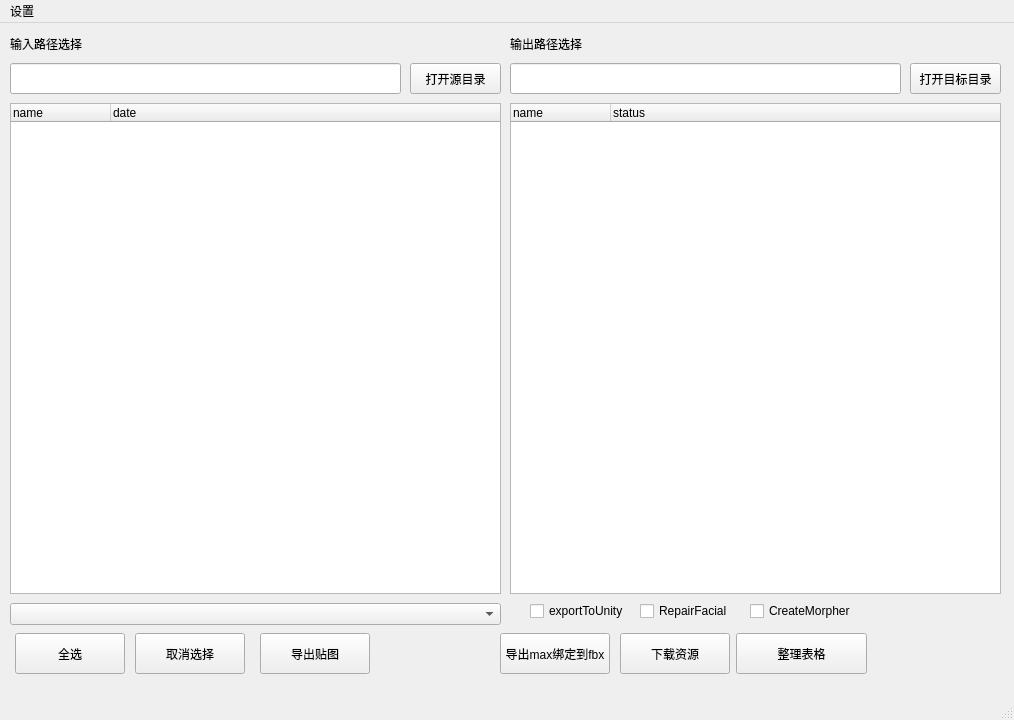
Above: python/pyTools/outPutUI.ui from wangziheng0426/JMadOnion before the change. Below: the same form after it.
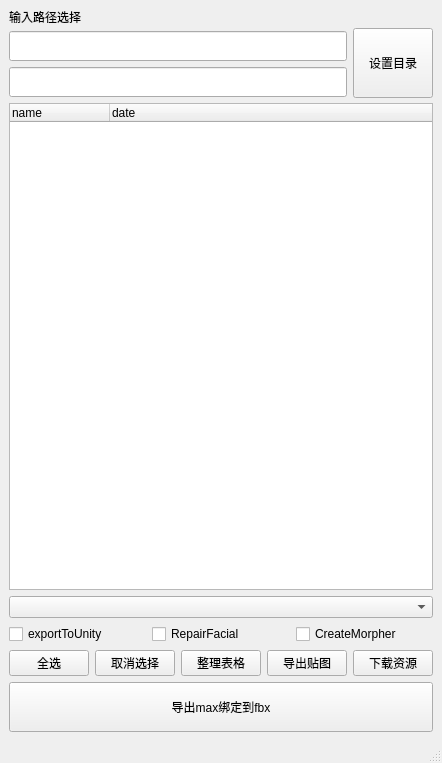
That is the form after the change.

```diff
--- a/python/pyTools/outPutUI.ui
+++ b/python/pyTools/outPutUI.ui
@@ -6,75 +6,95 @@
    <rect>
     <x>0</x>
     <y>0</y>
-    <width>1014</width>
-    <height>720</height>
+    <width>419</width>
+    <height>763</height>
    </rect>
   </property>
   <property name="windowTitle">
    <string>assetManager</string>
   </property>
   <widget class="QWidget" name="centralwidget">
+   <layout class="QGridLayout" name="gridLayout">
+    <item row="0" column="0">
+     <layout class="QHBoxLayout" name="horizontalLayout_3">
+      <item>
+       <layout class="QVBoxLayout" name="verticalLayout">
+        <item>
    <widget class="QLabel" name="label">
-    <property name="geometry">
-     <rect>
-      <x>10</x>
-      <y>10</y>
-      <width>91</width>
-      <height>21</height>
-     </rect>
+          <property name="maximumSize">
+           <size>
+            <width>16777215</width>
+            <height>16</height>
+           </size>
     </property>
     <property name="text">
      <string>输入路径选择</string>
     </property>
    </widget>
+        </item>
+        <item>
+         <widget class="QLineEdit" name="lineEdit_inPath">
+          <property name="minimumSize">
+           <size>
+            <width>0</width>
+            <height>30</height>
+           </size>
+          </property>
+          <property name="text">
+           <string/>
+          </property>
+         </widget>
+        </item>
+        <item>
+         <widget class="QLineEdit" name="lineEdit_outPath">
+          <property name="minimumSize">
+           <size>
+            <width>0</width>
+            <height>30</height>
+           </size>
+          </property>
+         </widget>
+        </item>
+       </layout>
+      </item>
+      <item>
    <widget class="QPushButton" name="pushButton_InPath">
-    <property name="geometry">
-     <rect>
-      <x>410</x>
-      <y>40</y>
-      <width>91</width>
-      <height>31</height>
-     </rect>
-    </property>
-    <property name="text">
-     <string>打开源目录</string>
-    </property>
-   </widget>
-   <widget class="QPushButton" name="pushButton_OutPath">
-    <property name="geometry">
-     <rect>
-      <x>910</x>
-      <y>40</y>
-      <width>91</width>
-      <height>31</height>
-     </rect>
-    </property>
-    <property name="text">
-     <string>打开目标目录</string>
-    </property>
-   </widget>
-   <widget class="QLabel" name="label_2">
-    <property name="geometry">
-     <rect>
-      <x>510</x>
-      <y>10</y>
-      <width>91</width>
-      <height>21</height>
-     </rect>
+        <property name="enabled">
+         <bool>true</bool>
+        </property>
+        <property name="sizePolicy">
+         <sizepolicy hsizetype="Minimum" vsizetype="Maximum">
+          <horstretch>0</horstretch>
+          <verstretch>100</verstretch>
+         </sizepolicy>
+        </property>
+        <property name="minimumSize">
+         <size>
+          <width>0</width>
+          <height>70</height>
+         </size>
+        </property>
+        <property name="maximumSize">
+         <size>
+          <width>300</width>
+          <height>50</height>
+         </size>
+        </property>
+        <property name="sizeIncrement">
+         <size>
+          <width>0</width>
+          <height>0</height>
+         </size>
     </property>
     <property name="text">
-     <string>输出路径选择</string>
-    </property>
-   </widget>
+         <string>设置目录</string>
+        </property>
+       </widget>
+      </item>
+     </layout>
+    </item>
+    <item row="1" column="0">
    <widget class="QTreeWidget" name="treeWidget_In">
-    <property name="geometry">
-     <rect>
-      <x>10</x>
-      <y>80</y>
-      <width>491</width>
-      <height>491</height>
-     </rect>
-    </property>
     <property name="selectionMode">
      <enum>QAbstractItemView::MultiSelection</enum>
     </property>
@@ -89,211 +109,106 @@
      </property>
     </column>
    </widget>
-   <widget class="QTreeWidget" name="treeWidget_Out">
-    <property name="geometry">
-     <rect>
-      <x>510</x>
-      <y>80</y>
-      <width>491</width>
-      <height>491</height>
-     </rect>
-    </property>
-    <column>
+    </item>
+    <item row="2" column="0">
+     <widget class="QComboBox" name="comboBox"/>
+    </item>
+    <item row="3" column="0">
+     <layout class="QHBoxLayout" name="horizontalLayout">
+      <item>
+       <widget class="QCheckBox" name="exportToUnity">
+        <property name="enabled">
+         <bool>true</bool>
+        </property>
      <property name="text">
-      <string>name</string>
-     </property>
-    </column>
-    <column>
-     <property name="text">
-      <string>status</string>
-     </property>
-    </column>
-   </widget>
-   <widget class="QPushButton" name="pushButton_MaxToFbx">
-    <property name="geometry">
-     <rect>
-      <x>500</x>
-      <y>610</y>
-      <width>110</width>
-      <height>41</height>
-     </rect>
+         <string>exportToUnity</string>
+        </property>
+        <property name="checkable">
+         <bool>true</bool>
+        </property>
+        <property name="checked">
+         <bool>false</bool>
+        </property>
+       </widget>
+      </item>
+      <item>
+       <widget class="QCheckBox" name="repairFacial">
+        <property name="enabled">
+         <bool>true</bool>
     </property>
     <property name="text">
-     <string>导出max绑定到fbx</string>
-    </property>
-   </widget>
-   <widget class="QPushButton" name="pushButton_DownFile">
-    <property name="geometry">
-     <rect>
-      <x>620</x>
-      <y>610</y>
-      <width>110</width>
-      <height>41</height>
-     </rect>
-    </property>
-    <property name="text">
-     <string>下载资源</string>
-    </property>
-   </widget>
-   <widget class="QComboBox" name="comboBox">
-    <property name="geometry">
-     <rect>
-      <x>10</x>
-      <y>580</y>
-      <width>491</width>
-      <height>22</height>
-     </rect>
-    </property>
-   </widget>
+         <string>RepairFacial</string>
+        </property>
+        <property name="checkable">
+         <bool>true</bool>
+        </property>
+        <property name="checked">
+         <bool>false</bool>
+        </property>
+       </widget>
+      </item>
+      <item>
+       <widget class="QCheckBox" name="createMorpher">
+        <property name="text">
+         <string>CreateMorpher</string>
+        </property>
+       </widget>
+      </item>
+     </layout>
+    </item>
+    <item row="4" column="0">
+     <layout class="QHBoxLayout" name="horizontalLayout_2">
+      <item>
    <widget class="QPushButton" name="pushButton_SelectAll">
-    <property name="geometry">
-     <rect>
-      <x>15</x>
-      <y>610</y>
-      <width>110</width>
-      <height>41</height>
-     </rect>
-    </property>
     <property name="text">
      <string>全选</string>
     </property>
    </widget>
+      </item>
+      <item>
    <widget class="QPushButton" name="pushButton_deSelect">
-    <property name="geometry">
-     <rect>
-      <x>135</x>
-      <y>610</y>
-      <width>110</width>
-      <height>41</height>
-     </rect>
-    </property>
     <property name="text">
      <string>取消选择</string>
     </property>
    </widget>
-   <widget class="QPushButton" name="pushButton_ExportTextureAndAnimation">
-    <property name="geometry">
-     <rect>
-      <x>260</x>
-      <y>610</y>
-      <width>110</width>
-      <height>41</height>
-     </rect>
-    </property>
-    <property name="text">
-     <string>导出贴图</string>
-    </property>
-   </widget>
-   <widget class="QCheckBox" name="repairFacial">
-    <property name="enabled">
-     <bool>true</bool>
-    </property>
-    <property name="geometry">
-     <rect>
-      <x>640</x>
-      <y>580</y>
-      <width>101</width>
-      <height>16</height>
-     </rect>
-    </property>
-    <property name="text">
-     <string>RepairFacial</string>
-    </property>
-    <property name="checkable">
-     <bool>true</bool>
-    </property>
-    <property name="checked">
-     <bool>false</bool>
-    </property>
-   </widget>
+      </item>
+      <item>
    <widget class="QPushButton" name="pushButton_WriteExcel">
-    <property name="geometry">
-     <rect>
-      <x>736</x>
-      <y>610</y>
-      <width>131</width>
-      <height>41</height>
-     </rect>
-    </property>
     <property name="text">
      <string>整理表格</string>
     </property>
    </widget>
-   <widget class="QCheckBox" name="createMorpher">
-    <property name="geometry">
-     <rect>
-      <x>750</x>
-      <y>580</y>
-      <width>101</width>
-      <height>16</height>
-     </rect>
-    </property>
+      </item>
+      <item>
+       <widget class="QPushButton" name="pushButton_ExportTextureAndAnimation">
     <property name="text">
-     <string>CreateMorpher</string>
-    </property>
-   </widget>
-   <widget class="QCheckBox" name="exportToUnity">
-    <property name="enabled">
-     <bool>true</bool>
-    </property>
-    <property name="geometry">
-     <rect>
-      <x>530</x>
-      <y>580</y>
-      <width>101</width>
-      <height>16</height>
-     </rect>
-    </property>
+         <string>导出贴图</string>
+        </property>
+       </widget>
+      </item>
+      <item>
+       <widget class="QPushButton" name="pushButton_DownFile">
     <property name="text">
-     <string>exportToUnity</string>
-    </property>
-    <property name="checkable">
-     <bool>true</bool>
-    </property>
-    <property name="checked">
-     <bool>false</bool>
-    </property>
-   </widget>
-   <widget class="QLineEdit" name="lineEdit_inPath">
-    <property name="geometry">
-     <rect>
-      <x>10</x>
-      <y>40</y>
-      <width>391</width>
-      <height>31</height>
-     </rect>
+         <string>下载资源</string>
+        </property>
+       </widget>
+      </item>
+     </layout>
+    </item>
+    <item row="5" column="0">
+     <widget class="QPushButton" name="pushButton_MaxToFbx">
+      <property name="minimumSize">
+       <size>
+        <width>0</width>
+        <height>50</height>
+       </size>
     </property>
     <property name="text">
-     <string/>
-    </property>
-   </widget>
-   <widget class="QLineEdit" name="lineEdit_outPath">
-    <property name="geometry">
-     <rect>
-      <x>510</x>
-      <y>40</y>
-      <width>391</width>
-      <height>31</height>
-     </rect>
-    </property>
-   </widget>
-  </widget>
-  <widget class="QMenuBar" name="menubar_setting">
-   <property name="geometry">
-    <rect>
-     <x>0</x>
-     <y>0</y>
-     <width>1014</width>
-     <height>23</height>
-    </rect>
-   </property>
-   <widget class="QMenu" name="menu_setting">
-    <property name="title">
-     <string>设置</string>
-    </property>
-    <addaction name="action_workModel"/>
-   </widget>
-   <addaction name="menu_setting"/>
+       <string>导出max绑定到fbx</string>
+      </property>
+     </widget>
+    </item>
+   </layout>
   </widget>
   <widget class="QStatusBar" name="statusbar"/>
   <action name="action_workModel">
```
Lines whose indentation alone changed are shown as unchanged.
